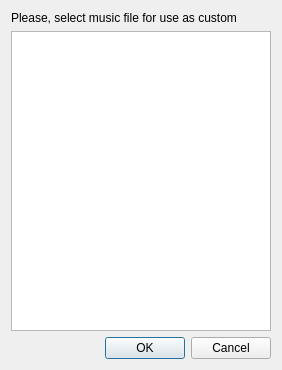
The window that Editor/common_features/musicfilelist.ui (WohlSoft/Moondust-Project) describes before a commit, drawn with Qt 5.
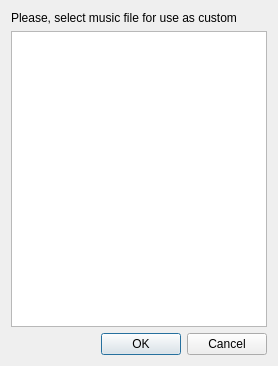
The same window after the commit. Icons and pictures are not drawn.

Commit message: Minimum sized fixed

The edit to the form file:
```diff
--- a/Editor/common_features/musicfilelist.ui
+++ b/Editor/common_features/musicfilelist.ui
@@ -10,6 +10,12 @@
     <height>366</height>
    </rect>
   </property>
+  <property name="minimumSize">
+   <size>
+    <width>278</width>
+    <height>366</height>
+   </size>
+  </property>
   <property name="windowTitle">
    <string>Select Custom music</string>
   </property>
@@ -38,8 +44,8 @@
     <widget class="QListWidget" name="FileList">
      <property name="minimumSize">
       <size>
-       <width>260</width>
-       <height>300</height>
+       <width>0</width>
+       <height>0</height>
       </size>
      </property>
      <property name="editTriggers">
```
The commit also changes 1 other file.
